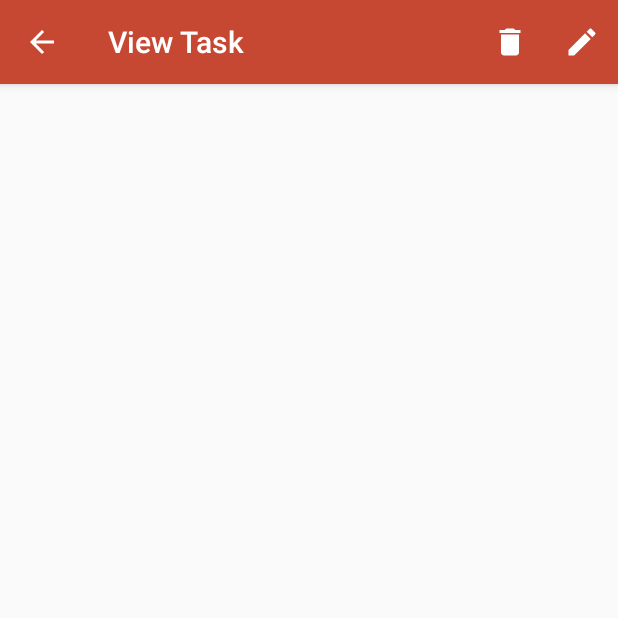
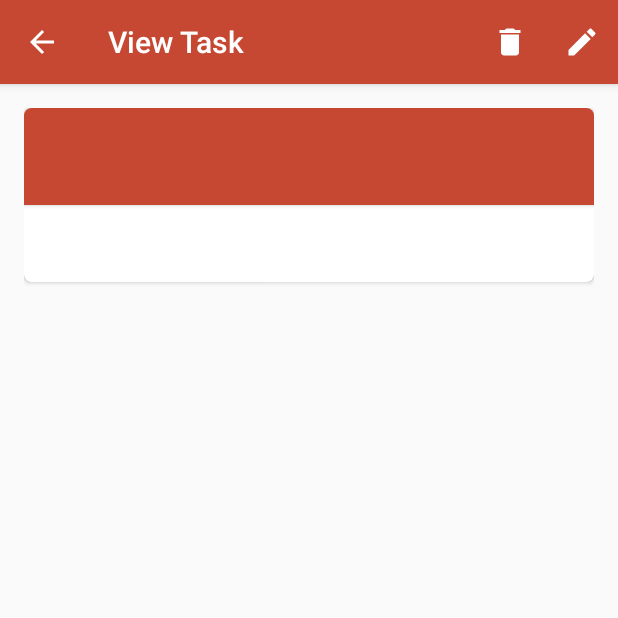
Before and after one commit to rodrigo-brito/fire-todo, an Android app: the ViewTaskActivity screen opened directly, with no data from a screen before it, on a phone screen of 412 x 824 dp, the top half of it. Run offline under Robolectric (Android 15) with nearby library versions, the phone set to English and light mode, and no system bars.

Commit message:
Alterações de estilo e correções na edição de tarefas

```diff
--- a/app/build.gradle
+++ b/app/build.gradle
@@ -8,7 +8,7 @@ android {
         applicationId "net.rodrigobrito.firetodolist"
         minSdkVersion 15
         targetSdkVersion 24
-        versionCode 1
+        versionCode 2
         versionName "1.1"
     }
     buildTypes {
@@ -24,6 +24,7 @@ dependencies {
     testCompile 'junit:junit:4.12'
     compile 'com.android.support:appcompat-v7:24.2.1'
     compile 'com.android.support:design:24.2.1'
+    compile 'com.android.support:cardview-v7:24.2.+'
     compile 'com.mobsandgeeks:android-saripaar:2.0.3'
     compile 'com.google.firebase:firebase-core:9.4.0'
     compile 'com.android.support:support-v4:24.2.1'
--- a/app/src/main/java/net/rodrigobrito/firetodolist/ViewTaskActivity.java
+++ b/app/src/main/java/net/rodrigobrito/firetodolist/ViewTaskActivity.java
@@ -49,7 +49,12 @@ public class ViewTaskActivity extends AppCompatActivity {
 
         titulo.setText(task.getTitle());
         descricao.setText(task.getDescription());
-        data.setText(new DateUtil(this).parse(task.getDate()));
+        if(task.getDate() == null){
+            data.setVisibility(View.GONE);
+        }else {
+            data.setVisibility(View.VISIBLE);
+            data.setText(new DateUtil(this).parse(task.getDate()));
+        }
     }
 
     @Override
--- a/app/src/main/java/net/rodrigobrito/firetodolist/data/TaskDBHelper.java
+++ b/app/src/main/java/net/rodrigobrito/firetodolist/data/TaskDBHelper.java
@@ -29,7 +29,7 @@ public class TaskDBHelper extends SQLiteOpenHelper {
     private static final String SQL_DELETE_ENTRIES =
             "DROP TABLE IF EXISTS " + TaskEntry.TABLE_NAME;
 
-    // Database Informationc
+    // Database Information
     public static final int DATABASE_VERSION = 1;
     public static final String DATABASE_NAME = "Task.db";
     private static TaskDBHelper taskDBHelper;
--- a/app/src/main/res/layout/fragment_view_task.xml
+++ b/app/src/main/res/layout/fragment_view_task.xml
@@ -10,35 +10,62 @@
     tools:showIn="@layout/activity_view_task">
 
 
+    <LinearLayout
+        xmlns:android="http://schemas.android.com/apk/res/android"
+        xmlns:tools="http://schemas.android.com/tools"
+        xmlns:card_view="http://schemas.android.com/apk/res-auto"
+        android:layout_width="match_parent"
+        android:layout_height="match_parent">
+        <!-- A CardView that contains a TextView -->
+        <android.support.v7.widget.CardView
+            xmlns:card_view="http://schemas.android.com/apk/res-auto"
+            android:layout_width="fill_parent"
+            android:layout_height="wrap_content"
+            card_view:cardElevation="2dp"
+            card_view:cardCornerRadius="5dp">
+
+            <LinearLayout
+                android:layout_width="fill_parent"
+                android:layout_height="wrap_content"
+                android:orientation="vertical">
+
+                <android.support.v7.widget.CardView
+                    xmlns:card_view="http://schemas.android.com/apk/res-auto"
+                    android:layout_width="fill_parent"
+                    android:layout_height="wrap_content"
+                    android:layout_marginBottom="16dp"
+                    card_view:contentPadding="16dp"
+                    card_view:cardBackgroundColor="@color/colorPrimary"
+                    card_view:cardElevation="2dp"
+                    card_view:cardCornerRadius="0dp">
                     <TextView
-        android:layout_width="wrap_content"
+                        style="@style/Base.TextAppearance.AppCompat.Headline"
+                        android:layout_width="fill_parent"
                         android:layout_height="wrap_content"
-        android:textAppearance="?android:attr/textAppearanceLarge"
                         android:id="@+id/title_view"
-        android:layout_alignParentTop="true"
-        android:layout_alignParentLeft="true"
-        android:layout_alignParentStart="true"
-        android:layout_alignParentRight="true"
-        android:layout_alignParentEnd="true" />
+                        android:textColor="@color/white"/>
+                </android.support.v7.widget.CardView>
 
                     <TextView
-        android:layout_width="wrap_content"
+                        style="@style/Base.TextAppearance.AppCompat.Medium"
+                        android:layout_width="match_parent"
                         android:layout_height="wrap_content"
-        android:id="@+id/date_view"
-        android:layout_below="@+id/title_view"
-        android:layout_alignParentLeft="true"
-        android:layout_alignParentStart="true"
-        android:layout_alignRight="@+id/title_view"
-        android:layout_alignEnd="@+id/title_view" />
+                        android:paddingLeft="16dp"
+                        android:paddingRight="16dp"
+                        android:layout_marginBottom="16dp"
+                        android:id="@+id/date_view" />
 
                     <TextView
-        android:layout_width="wrap_content"
+                        style="@style/Base.TextAppearance.AppCompat.Body1"
+                        android:layout_width="match_parent"
                         android:layout_height="wrap_content"
-        android:textAppearance="?android:attr/textAppearanceMedium"
-        android:id="@+id/decription_view"
-        android:layout_below="@+id/date_view"
-        android:layout_alignParentLeft="true"
-        android:layout_alignParentStart="true"
-        android:layout_alignRight="@+id/date_view"
-        android:layout_alignEnd="@+id/date_view" />
+                        android:paddingBottom="16dp"
+                        android:paddingLeft="16dp"
+                        android:paddingRight="16dp"
+                        android:id="@+id/decription_view" />
+
+
+            </LinearLayout>
+        </android.support.v7.widget.CardView>
+    </LinearLayout>
 </RelativeLayout>
```
Also changed, not shown: app/src/main/java/net/rodrigobrito/firetodolist/MainActivity.java (+0 -17 lines), app/src/main/java/net/rodrigobrito/firetodolist/MainActivityFragment.java (+53 -0 lines), app/src/main/res/drawable/spinner_bg.xml (added, +25 -0 lines), app/src/main/res/layout/fragment_main.xml (+15 -13 lines), app/src/main/res/layout/fragment_new_task.xml (+4 -5 lines), app/src/main/res/layout/task_row_item.xml (+7 -9 lines), 2 other files. Lines whose indentation alone changed are shown as unchanged.
